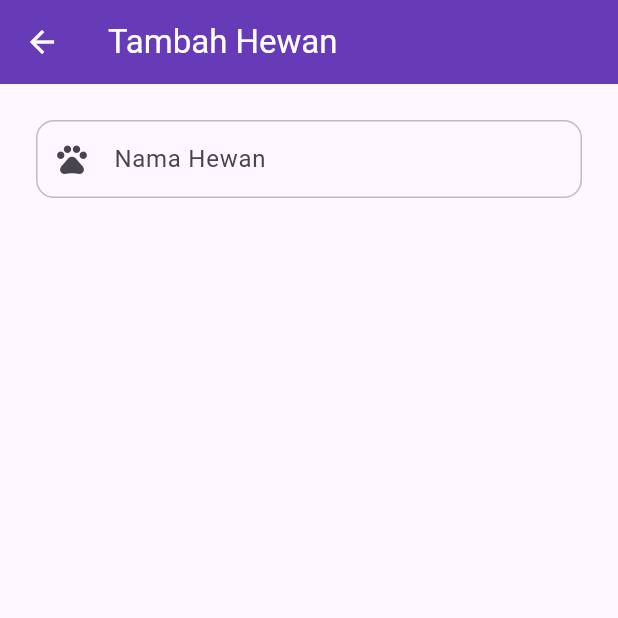
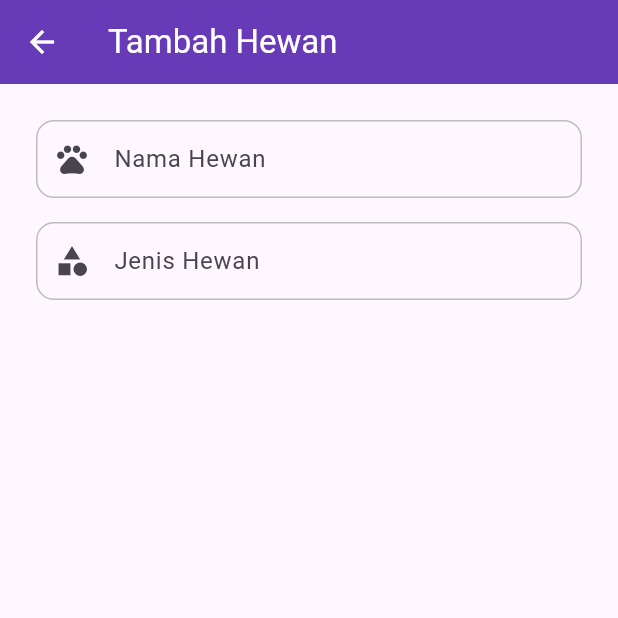
Before and after one commit to thekill022/RestAPI_0174, a Flutter app: the AddHewanPage screen opened directly, on a phone screen of 412 x 824 dp, the top half of it. Run offline on Flutter 3.47's test engine with Material 3 defaults, Android fonts, the phone set to English and light mode, and no system bars; our stand-ins replace equatable, flutter_bloc, flutter_secure_storage; accounts and stored records are empty.

Commit message:
menambahkan custom textfield jenis hewan pada add hewan page

```diff
--- a/lib/ui/pages/add_hewan_page.dart
+++ b/lib/ui/pages/add_hewan_page.dart
@@ -44,6 +44,13 @@ class _AddHewanPageState extends State<AddHewanPage> {
                 hint: 'Masukkan nama hewan',
                 prefixIcon: Icons.pets,
               ),
+              const SizedBox(height: 16),
+              CustomTextField(
+                controller: _jenisController,
+                label: 'Jenis Hewan',
+                hint: 'Masukkan jenis hewan',
+                prefixIcon: Icons.category,
+              ),
             ],
           ),
         ),
```
